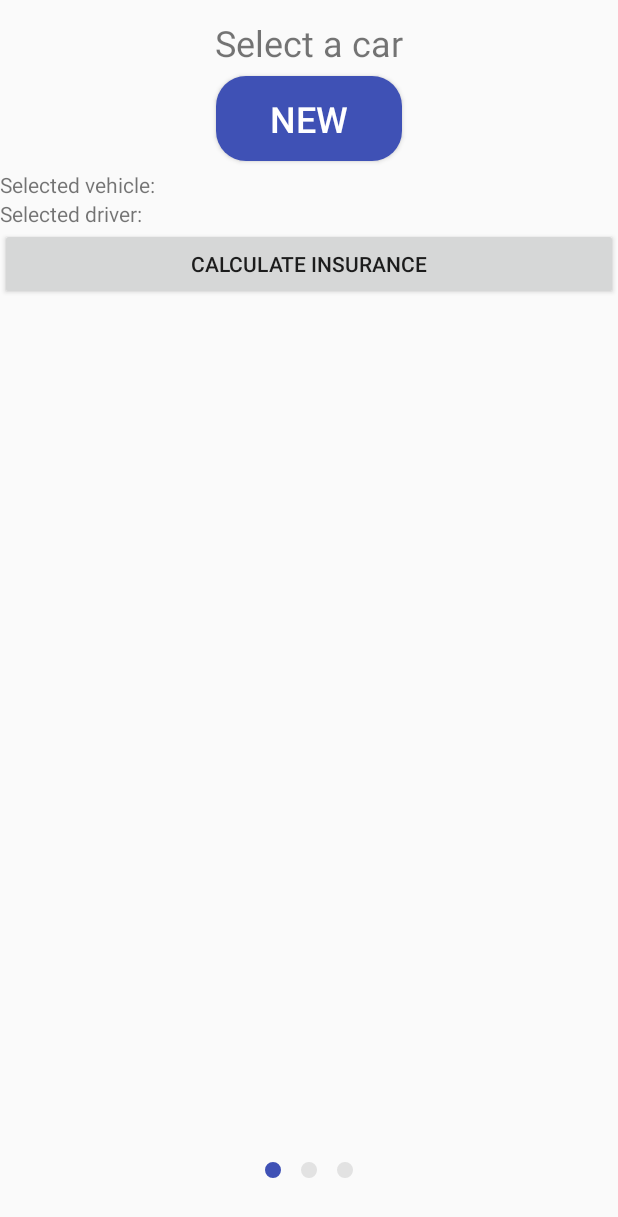
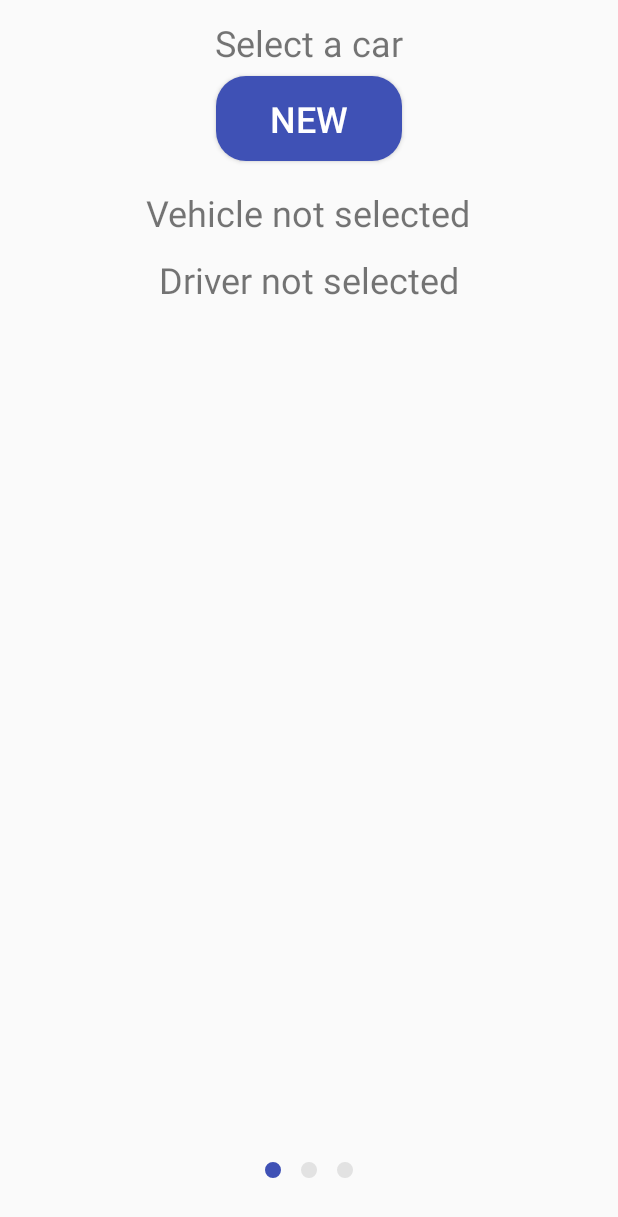
Before and after one commit to IvanDeMingo/comparador-seguros, an Android app: the fragment ConsultarSeguroFragmentResumen placed in its activity, on a phone screen of 412 x 824 dp. Shown: the top 1217 px of the screen. Run offline under Robolectric (Android 15) with nearby library versions, the phone set to English and light mode, and no system bars; our stand-ins replace Room's generated code.

Commit message:
Edits para hacer la ventana de seguros, obtener información de los fragments de lista de vehiculo y conductor.

```diff
--- a/app/src/main/java/pae/seguros/conductores/ConductoresFragment.java
+++ b/app/src/main/java/pae/seguros/conductores/ConductoresFragment.java
@@ -153,6 +153,11 @@ public class ConductoresFragment extends Fragment implements View.OnClickListene
         mAdapter.updateUsers(AppDatabase.getDatabase(ConductoresFragment.this.getContext()).userDao().getAllUser());
     }
 
+    public pae.seguros.databases.User getSelected()
+    {
+       return mAdapter.getSelectedItem();
+    }
+
     @Override
     public void onActivityResult(int requestCode, int resultCode, Intent data) {
         super.onActivityResult(requestCode, resultCode, data);
--- a/app/src/main/java/pae/seguros/consultar_seguros/ConsultarSeguroActivity.java
+++ b/app/src/main/java/pae/seguros/consultar_seguros/ConsultarSeguroActivity.java
@@ -14,6 +14,8 @@ import pae.seguros.R;
 public class ConsultarSeguroActivity extends AppCompatActivity {
 
     private ConsultarSeguroPagerAdapter mPagerAdapter;
+    public pae.seguros.databases.User conductor;
+    public pae.seguros.databases.Car coche;
 
     @Override
     protected void onCreate(@Nullable Bundle savedInstanceState) {
@@ -37,4 +39,22 @@ public class ConsultarSeguroActivity extends AppCompatActivity {
             fragments.add(ConsultarSeguroFragment.newInstance(i));
         }
     }
+
+    public void setConductor(pae.seguros.databases.User cond)
+    {
+        conductor = cond;
+    }
+
+    public void setCoche(pae.seguros.databases.Car car)
+    {
+        this.coche = car;
+    }
+    public pae.seguros.databases.User getConductor()
+    {
+        return ((ConsultarSeguroFragmentConductor) mPagerAdapter.getItem(1)).getSelected();
+    }
+    public pae.seguros.databases.Car getCoche()
+    {
+        return ((ConsultarSeguroFragmentCoche) mPagerAdapter.getItem(0)).getSelected();
+    }
 }
--- a/app/src/main/java/pae/seguros/consultar_seguros/ConsultarSeguroFragmentCoche.java
+++ b/app/src/main/java/pae/seguros/consultar_seguros/ConsultarSeguroFragmentCoche.java
@@ -6,6 +6,7 @@ import android.os.Bundle;
 import android.support.annotation.Nullable;
 import android.support.v4.app.FragmentTransaction;
 import android.support.v7.widget.AppCompatButton;
+import android.util.Log;
 import android.view.LayoutInflater;
 import android.view.View;
 import android.view.ViewGroup;
@@ -13,7 +14,7 @@ import android.view.ViewGroup;
 import pae.seguros.R;
 import pae.seguros.vehiculos.AddVehicle;
 import pae.seguros.vehiculos.VehiculosFragment;
-
+import pae.seguros.databases.Car;
 public class ConsultarSeguroFragmentCoche extends ConsultarSeguroFragment {
     private VehiculosFragment fragment;
     @Nullable
@@ -45,9 +46,14 @@ public class ConsultarSeguroFragmentCoche extends ConsultarSeguroFragment {
         t.commit();
     }
 
+    public Car getSelected()
+    {
+        return fragment.getSelected();
+    }
     @Override
     public void onActivityResult(int requestCode, int resultCode, Intent data) {
         super.onActivityResult(requestCode, resultCode, data);
         fragment.refreshList();
+
     }
 }
--- a/app/src/main/java/pae/seguros/consultar_seguros/ConsultarSeguroFragmentConductor.java
+++ b/app/src/main/java/pae/seguros/consultar_seguros/ConsultarSeguroFragmentConductor.java
@@ -9,11 +9,12 @@ import android.support.v7.widget.AppCompatButton;
 import android.view.LayoutInflater;
 import android.view.View;
 import android.view.ViewGroup;
+import android.util.Log;
 
 import pae.seguros.R;
 import pae.seguros.conductores.AddDriver;
 import pae.seguros.conductores.ConductoresFragment;
-
+import pae.seguros.databases.User;
 public class ConsultarSeguroFragmentConductor extends ConsultarSeguroFragment {
     private ConductoresFragment fragment;
     @Nullable
@@ -45,10 +46,16 @@ public class ConsultarSeguroFragmentConductor extends ConsultarSeguroFragment {
         t.commit();
     }
 
+    public  User getSelected()
+    {
+       return fragment.getSelected();
+    }
+
     @Override
     public void onActivityResult(int requestCode, int resultCode, Intent data) {
         super.onActivityResult(requestCode, resultCode, data);
         fragment.refreshList();
+
     }
 
 }
--- a/app/src/main/java/pae/seguros/consultar_seguros/ConsultarSeguroFragmentResumen.java
+++ b/app/src/main/java/pae/seguros/consultar_seguros/ConsultarSeguroFragmentResumen.java
@@ -3,6 +3,7 @@ package pae.seguros.consultar_seguros;
 
 import android.os.Bundle;
 import android.support.annotation.Nullable;
+import android.util.Log;
 import android.view.LayoutInflater;
 import android.view.View;
 import android.view.ViewGroup;
@@ -12,28 +13,40 @@ import android.widget.TextView;
 import pae.seguros.R;
 
 public class ConsultarSeguroFragmentResumen extends ConsultarSeguroFragment {
-    private Button bCalcularSeguro;
     private TextView selecteddriver, selectedvehicle;
     private View mView;
+    private ConsultarSeguroActivity supActivity;
     @Nullable
     @Override
     public View onCreateView(LayoutInflater inflater, @Nullable ViewGroup container, @Nullable Bundle savedInstanceState) {
         mView = inflater.inflate(R.layout.consultar_seguro_page3, container, false);
 
-        initLayout();
 
         return mView;
     }
 
-    private void initLayout() {
-        bCalcularSeguro = (Button) mView.findViewById(R.id.bCalcularSeguro);
-        selecteddriver = (TextView) mView.findViewById(R.id.selecteddriver);
-        selectedvehicle = (TextView) mView.findViewById(R.id.selectedvehicle);
+
+    @Override
+    public void setMenuVisibility(final boolean visible) {
+        if (visible) {
+            supActivity = (ConsultarSeguroActivity) getActivity();
+            if(supActivity.getConductor()!=null)
+                selecteddriver.setText(supActivity.getConductor().dni);
+               //Log.println(Log.DEBUG,"con",supActivity.getConductor().name);
+            if(supActivity.getCoche()!=null)
+                selectedvehicle.setText(supActivity.getCoche().plate);
+               // Log.println(Log.DEBUG,"coc", supActivity.getCoche().plate);
+        }
+
+        super.setMenuVisibility(visible);
     }
 
-    View.OnClickListener buttonHandler = new View.OnClickListener() {
-        public void onClick(View v) {
-        }
-    };
+
+
+
+
+
+
+
 
 }
--- a/app/src/main/java/pae/seguros/consultar_seguros/ConsultarSeguroPagerAdapter.java
+++ b/app/src/main/java/pae/seguros/consultar_seguros/ConsultarSeguroPagerAdapter.java
@@ -27,4 +27,6 @@ public class ConsultarSeguroPagerAdapter extends FragmentPagerAdapter {
     public int getCount() {
         return NUM_PAGES;
     }
+
+
 }
--- a/app/src/main/java/pae/seguros/vehiculos/VehiculosFragment.java
+++ b/app/src/main/java/pae/seguros/vehiculos/VehiculosFragment.java
@@ -104,7 +104,10 @@ public class VehiculosFragment extends Fragment implements View.OnClickListener
         mRecyclerView.setAdapter(mAdapter);
     }
 
-    @Override
+    public pae.seguros.databases.Car getSelected()
+    {
+        return mAdapter.getSelectedItem();
+    }
     public void onClick(View view) {
         int id = view.getId();
         switch (id) {
--- a/app/src/main/java/pae/seguros/vehiculos/camera/OpenALRP.java
+++ b/app/src/main/java/pae/seguros/vehiculos/camera/OpenALRP.java
@@ -43,12 +43,8 @@ import java.net.MalformedURLException;
 import java.net.URL;
 import java.util.ArrayList;
 import java.util.Iterator;
-import java.util.concurrent.ExecutionException;
 
 import cz.msebera.android.httpclient.Header;
-import cz.msebera.android.httpclient.HttpResponse;
-import pae.seguros.R;
-import pae.seguros.vehiculos.QrCodeScanner;
 import pae.seguros.vehiculos.VehiculosForm;
 
 
@@ -224,7 +220,7 @@ public class OpenALRP extends Activity {
                     //System.out.println("Estic al while");
                 }
 
-                if (SighthoundFinished){
+                    if (SighthoundFinished){
                     resultIntent.putExtra("smatricula", SighthoundRes.get(0));
                     //resultIntent.putExtra("sconfmatricula", SighthoundRes.get(1));
                     resultIntent.putExtra("smarca1", SighthoundRes.get(1));
--- a/app/src/main/res/layout/consultar_seguro_page3.xml
+++ b/app/src/main/res/layout/consultar_seguro_page3.xml
@@ -4,19 +4,29 @@
     android:layout_height="match_parent">
 
     <TextView
+        android:layout_width="wrap_content"
+        android:layout_height="wrap_content"
+        android:layout_gravity="center"
+        android:id="@+id/selectedvehicle"
+        android:text="@string/vehicle_not_selected"
+        android:textSize="24sp"
+        android:paddingTop="12dp"/>
+    <TextView
+        android:layout_width="wrap_content"
+        android:layout_height="wrap_content"
+        android:layout_gravity="center"
+
+        android:id="@+id/selecteddriver"
+        android:text="@string/driver_not_selected"
+        android:textSize="24sp"
+        android:paddingTop="12dp"/>
+
+
+
+    <FrameLayout
         android:layout_width="match_parent"
-        android:layout_height="wrap_content"
-        android:id="@+id/selectedvehicle"
-        android:text="@string/selected_vehicle"/>
-    <TextView
-        android:layout_width="match_parent"
-        android:layout_height="wrap_content"
-        android:id="@+id/selecteddriver"
-        android:text="@string/selected_driver"/>
-    <Button
-        android:layout_width="match_parent"
-        android:layout_height="wrap_content"
-        android:id="@+id/bCalcularSeguro"
-        android:text="@string/calculate_insurance"/>
+        android:layout_height="match_parent"
+        android:id="@+id/seguros_content"/>
+
 
 </LinearLayout>
--- a/app/src/main/res/values/strings.xml
+++ b/app/src/main/res/values/strings.xml
@@ -61,6 +61,9 @@
     <string name="calculate_insurance">Calculate Insurance</string>
     <string name="selected_vehicle">Selected vehicle:</string>
     <string name="selected_driver">Selected driver:</string>
+    <string name="vehicle_not_selected">Vehicle not selected</string>
+    <string name="driver_not_selected">Driver not selected</string>
+
     <string name="select_a_car">Select a car</string>
     <string name="select_a_driver">Select a driver</string>
     <string-array name="gender_arrays">
```
Also changed, not shown: app/src/main/java/pae/seguros/consultar_seguros/ConsultarSeguroFragment.java (+8 -0 lines), app/src/main/res/layout/consultar_seguros_page3_fragment.xml (added, +10 -0 lines).
